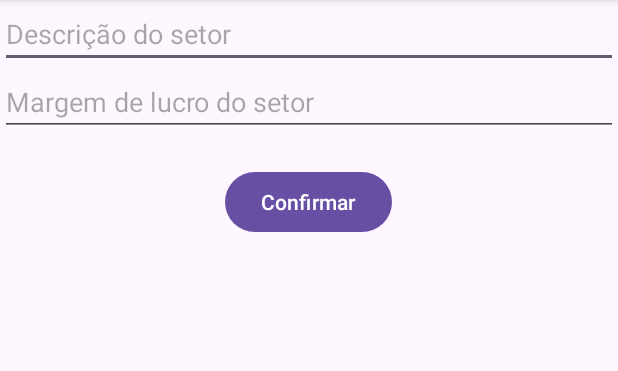
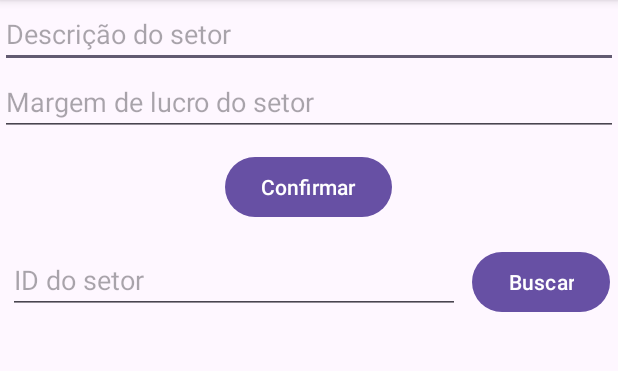
Before and after one commit to JaoPedro007/Disciplinas-TSI-5, an Android app: the screen it shows after launch (MainActivity), on a phone screen of 412 x 824 dp, the part 96-467 px from its top. Run offline under Robolectric (Android 15) with nearby library versions, the phone set to English and light mode, and no system bars.

Commit message:
Feat: Added find by id on setor and remove item

```diff
--- a/Programação de Dispositivos Móveis/SetoresRESTFul/app/src/main/res/layout-land/activity_main.xml
+++ b/Programação de Dispositivos Móveis/SetoresRESTFul/app/src/main/res/layout-land/activity_main.xml
@@ -29,7 +29,31 @@
             android:layout_gravity="center"
             android:text="@string/confirmar"
             android:onClick="confirmar"/>
+
+        <LinearLayout
+            android:layout_width="match_parent"
+            android:layout_height="wrap_content"
+            android:orientation="horizontal"
+            android:padding="5dp">
+
+            <EditText
+                android:layout_width="0dp"
+                android:layout_height="wrap_content"
+                android:layout_weight="1"
+                android:hint="ID do setor"
+                android:id="@+id/txt_id_setor"/>
+
+            <Button
+                android:layout_width="wrap_content"
+                android:layout_height="wrap_content"
+                android:text="Buscar"
+                android:layout_marginStart="8dp"
+                android:onClick="listarSetorPorId"/>
+        </LinearLayout>
+
     </LinearLayout>
+
+
 
         <ListView
             android:layout_width="0sp"
--- a/Programação de Dispositivos Móveis/SetoresRESTFul/app/src/main/res/layout/activity_main.xml
+++ b/Programação de Dispositivos Móveis/SetoresRESTFul/app/src/main/res/layout/activity_main.xml
@@ -22,12 +22,33 @@
         android:id="@+id/txt_margem_setor"/>
 
     <Button
-        android:layout_margin="20sp"
+        android:layout_margin="10sp"
         android:layout_width="wrap_content"
         android:layout_height="wrap_content"
         android:layout_gravity="center"
         android:text="@string/confirmar"
         android:onClick="confirmar"/>
+
+    <LinearLayout
+        android:layout_width="match_parent"
+        android:layout_height="wrap_content"
+        android:orientation="horizontal"
+        android:padding="5dp">
+
+        <EditText
+            android:layout_width="0dp"
+            android:layout_height="wrap_content"
+            android:layout_weight="1"
+            android:hint="ID do setor"
+            android:id="@+id/txt_id_setor"/>
+
+        <Button
+            android:layout_width="wrap_content"
+            android:layout_height="wrap_content"
+            android:text="Buscar"
+            android:layout_marginStart="8dp"
+            android:onClick="listarSetorPorId"/>
+    </LinearLayout>
 
     <ListView
         android:layout_width="match_parent"
--- a/Programação de Dispositivos Móveis/SetoresRESTFul/app/src/main/res/layout/activity_produto.xml
+++ b/Programação de Dispositivos Móveis/SetoresRESTFul/app/src/main/res/layout/activity_produto.xml
@@ -58,8 +58,7 @@
         android:layout_width="match_parent"
         android:layout_height="wrap_content"
         android:orientation="horizontal"
-        android:padding="5dp"
-        android:layout_marginTop="10dp">
+        android:padding="5dp">
 
         <EditText
             android:layout_width="0dp"
```
Also changed, not shown: Programação de Dispositivos Móveis/SetoresRESTFul/app/src/main/java/br/edu/utfpr/td/tsi/setoresrestful/MainActivity.java (+58 -0 lines), Programação de Dispositivos Móveis/SetoresRESTFul/app/src/main/java/br/edu/utfpr/td/tsi/setoresrestful/SetorService.java (+64 -0 lines), Programação de Dispositivos Móveis/SetoresRESTFul/app/src/main/java/br/edu/utfpr/td/tsi/setoresrestful/produtos/ProdutoService.java (+0 -8 lines), Programação de Dispositivos Móveis/SetoresRESTFul/app/src/main/res/layout-land/activity_produto.xml (+23 -1 lines).
